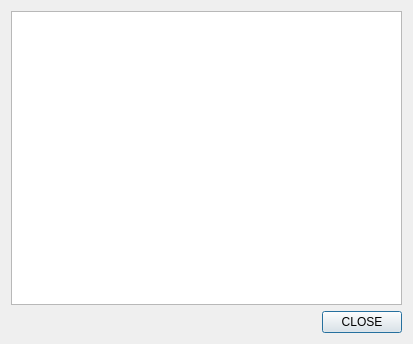
Old version of the form chat/private_chat_message.ui in the repository bitlinux/qtchat.
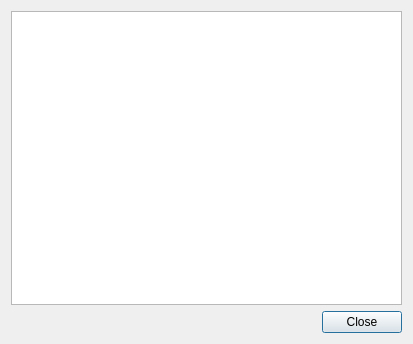
New version of the form.

What changed in the file:
```diff
--- a/chat/private_chat_message.ui
+++ b/chat/private_chat_message.ui
@@ -41,7 +41,7 @@
        <item>
         <widget class="QPushButton" name="close">
          <property name="text">
-          <string>CLOSE</string>
+          <string>Close</string>
          </property>
         </widget>
        </item>
```
